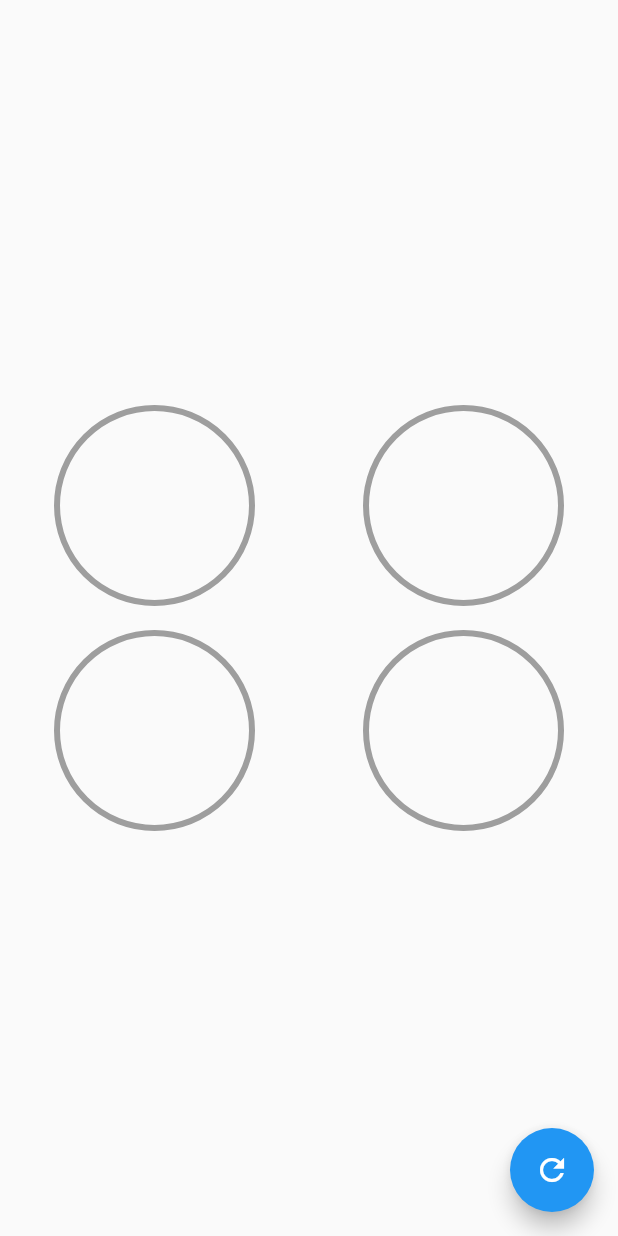
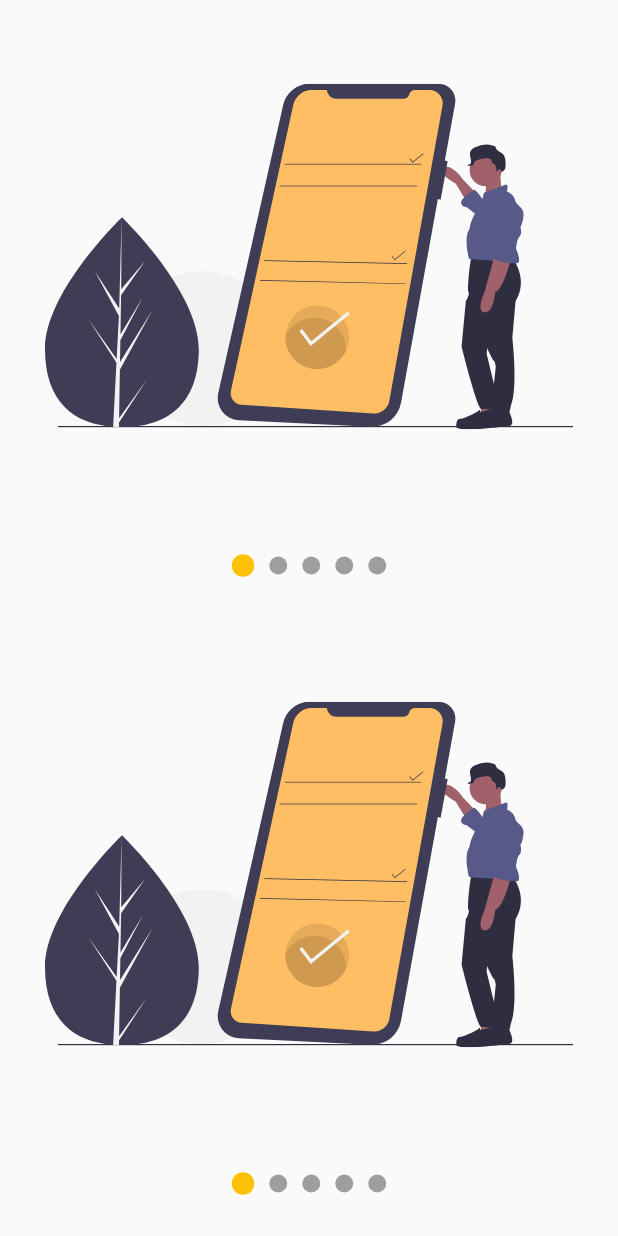
Before and after one commit to Danthology96/Disenios_Flutter, a Flutter app: the screen it shows after launch, on a phone screen of 412 x 824 dp. Run offline on Flutter 3.47's test engine with Material 2 defaults, Android fonts, the phone set to English and light mode, and no system bars; our stand-ins replace flutter_svg.

Commit message:
terminando uso de slides

```diff
--- a/Backgrounds/backgrounds/lib/main.dart
+++ b/Backgrounds/backgrounds/lib/main.dart
@@ -1,4 +1,4 @@
-import 'package:backgrounds/src/pages/circular_graphics_page.dart';
+import 'package:backgrounds/src/pages/slideshow_page.dart';
 import 'package:flutter/material.dart';
 
 void main() => runApp(MyApp());
@@ -9,7 +9,7 @@ class MyApp extends StatelessWidget {
     return MaterialApp(
       debugShowCheckedModeBanner: false,
       title: 'Diseños App',
-      home: CircularGraphicsPage(),
+      home: SlideshowPage(),
     );
   }
 }
--- a/Backgrounds/backgrounds/lib/src/labs/circular_progress_page.dart
+++ b/Backgrounds/backgrounds/lib/src/labs/circular_progress_page.dart
@@ -17,7 +17,6 @@ class _CircularProgressPageState extends State<CircularProgressPage>
 
   @override
   void initState() {
-    // TODO: implement initState
     controller = new AnimationController(
       vsync: this,
       duration: Duration(milliseconds: 800),
@@ -29,11 +28,11 @@ class _CircularProgressPageState extends State<CircularProgressPage>
         percentage = lerpDouble(percentage, newPercentage, controller.value)!;
       });
     });
+    super.initState();
   }
 
   @override
   void dispose() {
-    // TODO: implement dispose
     controller.dispose();
     super.dispose();
   }
--- /dev/null
+++ b/Backgrounds/backgrounds/lib/src/models/slider_model.dart
@@ -0,0 +1,12 @@
+import 'package:flutter/material.dart';
+
+class SliderModel with ChangeNotifier {
+  double _currentPage = 0;
+
+  double get currentPage => this._currentPage;
+
+  set currentPage(double currentPage) {
+    this._currentPage = currentPage;
+    notifyListeners();
+  }
+}
--- /dev/null
+++ b/Backgrounds/backgrounds/lib/src/pages/slideshow_page.dart
@@ -0,0 +1,40 @@
+import 'package:backgrounds/src/widgets/slideshow.dart';
+import 'package:flutter/material.dart';
+import 'package:flutter_svg/flutter_svg.dart';
+
+class SlideshowPage extends StatelessWidget {
+  @override
+  Widget build(BuildContext context) {
+    return Scaffold(
+      body: Column(
+        children: [
+          Expanded(child: _MySlideshow()),
+          Expanded(child: _MySlideshow()),
+        ],
+      ),
+    );
+  }
+}
+
+class _MySlideshow extends StatelessWidget {
+  const _MySlideshow({
+    Key? key,
+  }) : super(key: key);
+
+  @override
+  Widget build(BuildContext context) {
+    return Slideshow(
+      primaryBullet: 15,
+      secondaryBullet: 12,
+      upButtons: false,
+      primaryColor: Colors.amber,
+      slides: [
+        SvgPicture.asset('assets/svgs/1.svg'),
+        SvgPicture.asset('assets/svgs/2.svg'),
+        SvgPicture.asset('assets/svgs/3.svg'),
+        SvgPicture.asset('assets/svgs/4.svg'),
+        SvgPicture.asset('assets/svgs/5.svg'),
+      ],
+    );
+  }
+}
--- /dev/null
+++ b/Backgrounds/backgrounds/lib/src/widgets/slideshow.dart
@@ -0,0 +1,212 @@
+import 'package:flutter/material.dart';
+import 'package:provider/provider.dart';
+
+class Slideshow extends StatelessWidget {
+  final List<Widget> slides;
+  final bool upButtons;
+  final Color primaryColor;
+  final Color secondaryColor;
+  final double primaryBullet;
+  final double secondaryBullet;
+
+  const Slideshow({
+    required this.slides,
+    this.upButtons = false,
+    this.primaryColor = Colors.blue,
+    this.secondaryColor = Colors.grey,
+    this.primaryBullet = 12,
+    this.secondaryBullet = 12,
+  });
+  @override
+  Widget build(BuildContext context) {
+    return ChangeNotifierProvider(
+      create: (_) => new _SlideshowModel(),
+      child: SafeArea(
+        child: Center(
+          child: Builder(
+            builder: (BuildContext context) {
+              Provider.of<_SlideshowModel>(context).primaryColor =
+                  this.primaryColor;
+              Provider.of<_SlideshowModel>(context).secondaryColor =
+                  this.secondaryColor;
+
+              Provider.of<_SlideshowModel>(context).primaryBullet =
+                  this.primaryBullet;
+              Provider.of<_SlideshowModel>(context).secondaryBullet =
+                  this.secondaryBullet;
+
+              return _CreateSlideshowStructure(
+                  upButtons: upButtons, slides: slides);
+            },
+          ),
+        ),
+      ),
+    );
+  }
+}
+
+class _CreateSlideshowStructure extends StatelessWidget {
+  const _CreateSlideshowStructure({
+    Key? key,
+    required this.upButtons,
+    required this.slides,
+  }) : super(key: key);
+
+  final bool upButtons;
+  final List<Widget> slides;
+
+  @override
+  Widget build(BuildContext context) {
+    return Column(
+      children: [
+        if (this.upButtons) _Dots(this.slides.length),
+        Expanded(child: _Slides(slides)),
+        if (!this.upButtons) _Dots(this.slides.length),
+      ],
+    );
+  }
+}
+
+class _Dots extends StatelessWidget {
+  final amount;
+
+  _Dots(this.amount);
+
+  @override
+  Widget build(BuildContext context) {
+    return Container(
+      width: double.infinity,
+      height: 70,
+      child: Row(
+        mainAxisAlignment: MainAxisAlignment.center,
+        children: List.generate(amount, (index) => _Dot(index)),
+      ),
+    );
+  }
+}
+
+class _Dot extends StatelessWidget {
+  final int index;
+
+  const _Dot(this.index);
+
+  @override
+  Widget build(BuildContext context) {
+    final slideshowModel = Provider.of<_SlideshowModel>(context);
+    double tamanio;
+    Color color;
+    if (slideshowModel.currentPage >= (index - 0.5) &&
+        slideshowModel.currentPage < index + 0.5) {
+      tamanio = slideshowModel.primaryBullet;
+      color = slideshowModel.primaryColor;
+    } else {
+      tamanio = slideshowModel.secondaryBullet;
+      color = slideshowModel.secondaryColor;
+    }
+
+    return AnimatedContainer(
+      //TODO: Tarea
+      duration: Duration(milliseconds: 200),
+      margin: EdgeInsets.symmetric(horizontal: 5),
+      width: tamanio,
+      height: tamanio,
+
+      decoration: BoxDecoration(
+        color: color,
+        shape: BoxShape.circle,
+      ),
+    );
+  }
+}
+
+class _Slides extends StatefulWidget {
+  final List<Widget> slides;
+
+  const _Slides(this.slides);
+
+  @override
+  __SlidesState createState() => __SlidesState();
+}
+
+class __SlidesState extends State<_Slides> {
+  final pageViewController = new PageController();
+
+  @override
+  void initState() {
+    pageViewController.addListener(() {
+      Provider.of<_SlideshowModel>(context, listen: false).currentPage =
+          pageViewController.page!;
+    });
+    super.initState();
+  }
+
+  @override
+  void dispose() {
+    pageViewController.dispose();
+    super.dispose();
+  }
+
+  @override
+  Widget build(BuildContext context) {
+    return Container(
+        child: PageView(
+      controller: pageViewController,
+      children: widget.slides.map((slide) => _Slide(slide)).toList(),
+    ));
+  }
+}
+
+class _Slide extends StatelessWidget {
+  final Widget slide;
+
+  _Slide(this.slide);
+
+  @override
+  Widget build(BuildContext context) {
+    return Container(
+      width: double.infinity,
+      height: double.infinity,
+      padding: EdgeInsets.all(30),
+      child: slide,
+    );
+  }
+}
+
+class _SlideshowModel with ChangeNotifier {
+  double _currentPage = 0;
+  Color _primaryColor = Colors.blue;
+  Color _secondaryColor = Colors.grey;
+  double _primaryBullet = 12;
+  double _secondaryBullet = 12;
+
+  double get currentPage => this._currentPage;
+
+  set currentPage(double currentPage) {
+    this._currentPage = currentPage;
+    notifyListeners();
+  }
+
+  Color get primaryColor => this._primaryColor;
+
+  set primaryColor(Color color) {
+    this._primaryColor = color;
+  }
+
+  Color get secondaryColor => this._secondaryColor;
+
+  set secondaryColor(Color color) {
+    this._secondaryColor = color;
+  }
+
+  double get primaryBullet => this._primaryBullet;
+
+  set primaryBullet(double size) {
+    this._primaryBullet = size;
+  }
+
+  double get secondaryBullet => this._secondaryBullet;
+
+  set secondaryBullet(double size) {
+    this._secondaryBullet = size;
+  }
+}
--- a/Backgrounds/backgrounds/pubspec.yaml
+++ b/Backgrounds/backgrounds/pubspec.yaml
@@ -28,6 +28,8 @@ dependencies:
   # The following adds the Cupertino Icons font to your application.
   # Use with the CupertinoIcons class for iOS style icons.
   cupertino_icons: ^1.0.2
+  flutter_svg: ^0.22.0
+  provider: ^5.0.0
 
 dev_dependencies:
   flutter_test:
@@ -45,8 +47,8 @@ flutter:
   uses-material-design: true
 
   # To add assets to your application, add an assets section, like this:
-  # assets:
-  #   - images/a_dot_burr.jpeg
+  assets:
+    - assets/svgs/
   #   - images/a_dot_ham.jpeg
 
   # An image asset can refer to one or more resolution-specific "variants", see
```
Also changed, not shown: Backgrounds/backgrounds/lib/src/labs/slideshow_page.dart (added, +118 -0 lines), Backgrounds/backgrounds/assets/svgs/1.svg (added), Backgrounds/backgrounds/assets/svgs/2.svg (added), Backgrounds/backgrounds/assets/svgs/3.svg (added), Backgrounds/backgrounds/assets/svgs/4.svg (added), Backgrounds/backgrounds/assets/svgs/5.svg (added), Backgrounds/backgrounds/pubspec.lock.
